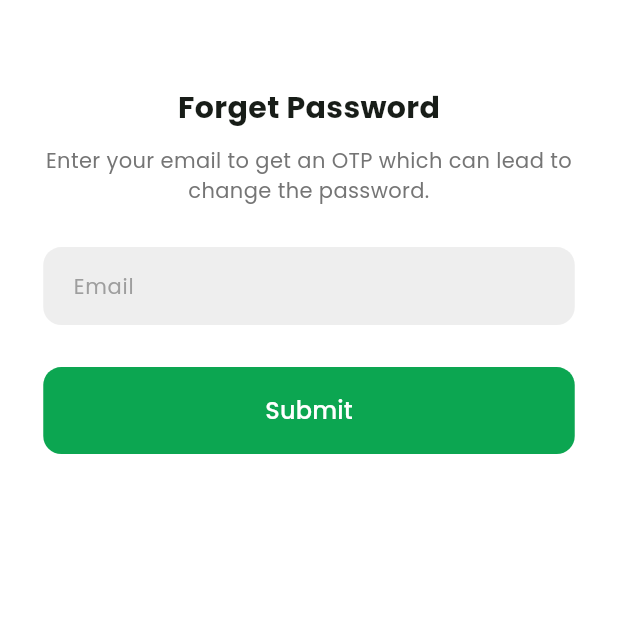
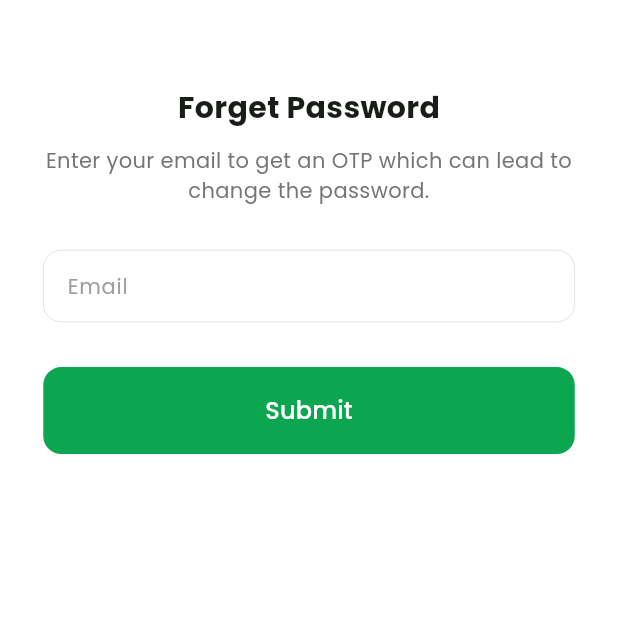
Before and after one commit to offfahad/hire-service-hub, a Flutter app: the LoginScreen screen opened directly, after a tap on "Login", after a tap on "Forgot password?", on a phone screen of 412 x 824 dp, the top half of it. Run offline on Flutter 3.47's test engine with Material 3 defaults, Android fonts, the phone set to English and light mode, and no system bars; our stand-ins replace cached_network_image, carousel_slider, connectivity_plus, country_picker, flutter_svg, font_awesome_flutter and 9 more; missing offline and left inert: carded; accounts and stored records are empty; network calls fail.

Commit message:
text form fields modified

```diff
--- a/lib/common/text_form_fields/custom_text_form_field.dart
+++ b/lib/common/text_form_fields/custom_text_form_field.dart
@@ -50,7 +50,7 @@ class CustomTextFormField extends StatelessWidget {
     bool isDarkMode = brightness == Brightness.dark;
 
     return Padding(
-      padding: const EdgeInsets.symmetric(vertical: 8.0),
+      padding: const EdgeInsets.symmetric(vertical: 10.0),
       child: TextFormField(
         autovalidateMode: autovalidateMode,
         maxLines: maxLines ?? 1,
@@ -75,16 +75,22 @@ class CustomTextFormField extends StatelessWidget {
               color: isDarkMode ? Colors.white : Colors.grey.shade500),
           border: OutlineInputBorder(
             borderRadius: BorderRadius.circular(12),
-            borderSide: BorderSide.none,
+            borderSide: BorderSide(
+                color: isDarkMode ? Colors.white : Colors.grey.shade500,
+                width: 0.2),
           ),
           enabledBorder: OutlineInputBorder(
             borderRadius: BorderRadius.circular(12),
-            borderSide: BorderSide.none,
+            borderSide: BorderSide(
+                color: isDarkMode ? Colors.white : Colors.grey.shade500,
+                width: 0.2),
           ),
           contentPadding:
-              const EdgeInsets.symmetric(horizontal: 16, vertical: 14),
+              const EdgeInsets.symmetric(horizontal: 12, vertical: 0),
           filled: true,
-          fillColor: isDarkMode ? AppTheme.fdarkBlue : Colors.grey[200],
+          fillColor: isDarkMode
+              ? ThemeData.dark().scaffoldBackgroundColor
+              : Colors.white,
           hintStyle: TextStyle(
             fontSize: 12,
             color: isDarkMode ? Colors.white : Colors.grey.shade500,
@@ -95,18 +101,21 @@ class CustomTextFormField extends StatelessWidget {
                   icon: Icon(
                     obscureText ? Icons.visibility_off : Icons.visibility,
                     size: 18,
-                    color: isDarkMode ? Colors.white : AppTheme.fMainColor,
+                    color: isDarkMode ? Colors.white : Colors.grey,
                   ),
                   onPressed: toggleVisibility, // Toggle visibility action
                 )
               : (showIcon == true
                   ? IconButton(
                       icon: Icon(
-                        iconData ?? Icons.info, // Default to info icon
+                        iconData ?? Icons.clear, // Default to clear icon
                         size: 18,
-                        color: isDarkMode ? Colors.white : AppTheme.fMainColor,
+                        color: isDarkMode ? Colors.white : Colors.grey,
                       ),
-                      onPressed: onIconPress, // Custom action on icon press
+                      onPressed: () {
+                        // Clear the text when the icon is pressed
+                        controller.clear();
+                      },
                     )
                   : null),
         ),
--- a/lib/common/text_form_fields/new_custom_text_form_field.dart
+++ b/lib/common/text_form_fields/new_custom_text_form_field.dart
@@ -50,7 +50,7 @@ class NewCustomTextFormField extends StatelessWidget {
     bool isDarkMode = brightness == Brightness.dark;
 
     return Padding(
-      padding: const EdgeInsets.symmetric(vertical: 8.0),
+      padding: const EdgeInsets.symmetric(vertical: 10.0),
       child: TextFormField(
         autovalidateMode: autovalidateMode,
         maxLines: maxLines ?? 1,
@@ -75,16 +75,22 @@ class NewCustomTextFormField extends StatelessWidget {
               color: isDarkMode ? Colors.white : Colors.grey.shade500),
           border: OutlineInputBorder(
             borderRadius: BorderRadius.circular(12),
-            borderSide: BorderSide.none,
+            borderSide: BorderSide(
+                color: isDarkMode ? Colors.white : Colors.grey.shade500,
+                width: 0.2),
           ),
           enabledBorder: OutlineInputBorder(
             borderRadius: BorderRadius.circular(12),
-            borderSide: BorderSide.none,
+            borderSide: BorderSide(
+                color: isDarkMode ? Colors.white : Colors.grey.shade500,
+                width: 0.2),
           ),
           contentPadding:
               const EdgeInsets.symmetric(horizontal: 12, vertical: 0),
           filled: true,
-          fillColor: isDarkMode ? AppTheme.fdarkBlue : Colors.grey[200],
+          fillColor: isDarkMode
+              ? ThemeData.dark().scaffoldBackgroundColor
+              : Colors.white,
           hintStyle: TextStyle(
             fontSize: 12,
             color: isDarkMode ? Colors.white : Colors.grey.shade500,
--- a/lib/screens/authentication/register_screen/register_screen.dart
+++ b/lib/screens/authentication/register_screen/register_screen.dart
@@ -115,6 +115,7 @@ class RegisterScreen extends StatelessWidget {
                       const SizedBox(height: 10),
                       CustomTextFormField(
                         label: 'Password',
+
                         controller: registrationProvider.passwordController,
                         obscureText: registrationProvider.obscurePassword,
                         isPasswordField: true,
```
